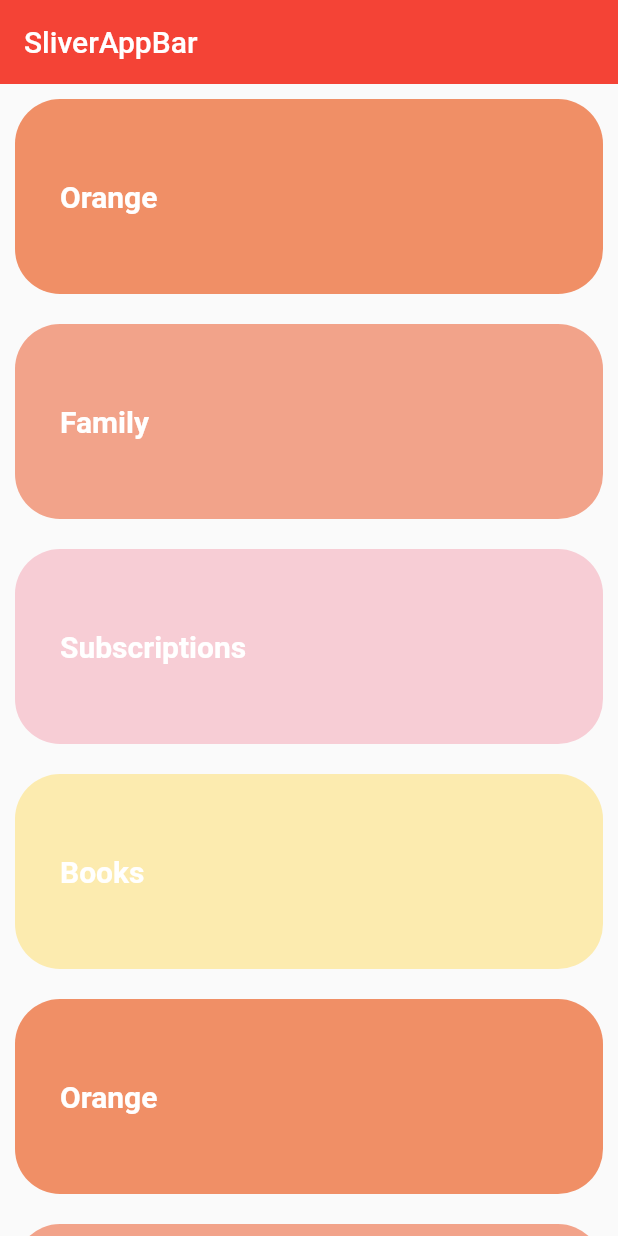
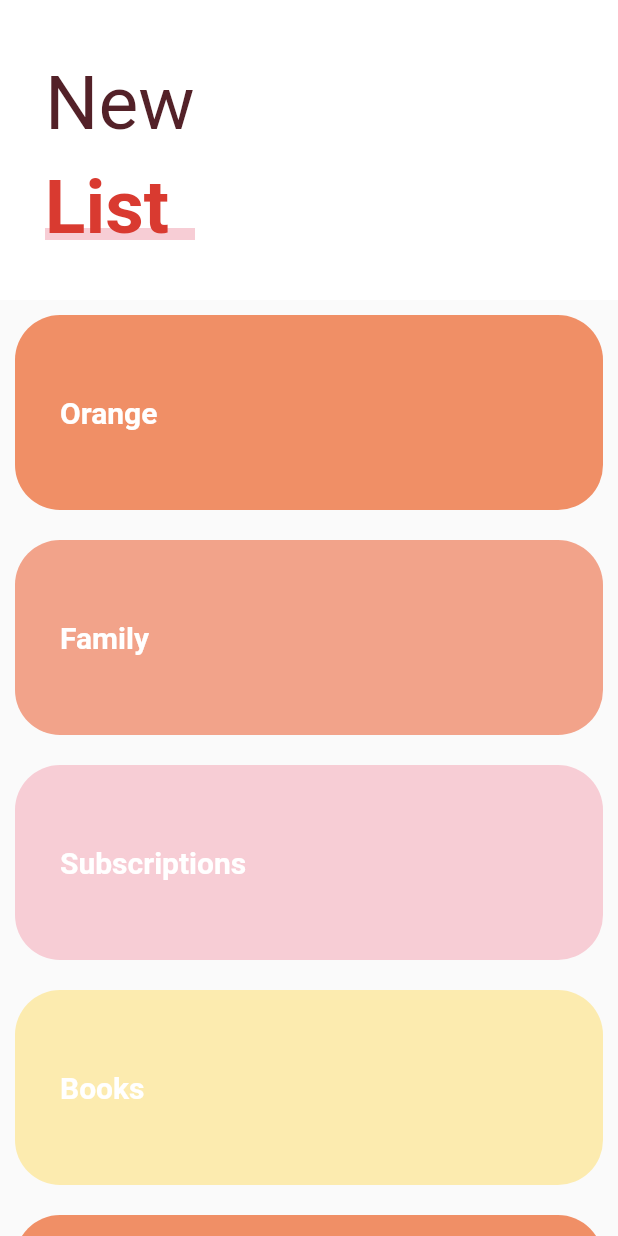
Before and after one commit to IDaMariusI/disenos_app, a Flutter app: the screen it shows after launch, on a phone screen of 412 x 824 dp. Run offline on Flutter 3.47's test engine with Material 2 defaults, Android fonts, the phone set to English and light mode, and no system bars; our stand-ins replace animate_do, flutter_svg, font_awesome_flutter.

Commit message:
113. SliverPersistentHeaderDelegate

```diff
--- a/lib/src/pages/sliver_list_page.dart
+++ b/lib/src/pages/sliver_list_page.dart
@@ -27,15 +27,59 @@ class _MainScroll extends StatelessWidget {
   Widget build(BuildContext context) {
     return CustomScrollView(
       slivers: <Widget>[
-        const SliverAppBar(
-          backgroundColor: Colors.red,
-          elevation: 0,
+        SliverPersistentHeader(
           floating: true,
-          title: Text('SliverAppBar'),
+          delegate: _SliverCustomHeaderDelegate(
+            maxHeight: 200,
+            minHeight: 170,
+            child: Container(
+              alignment: Alignment.centerLeft,
+              color: Colors.white,
+              child: _Title(),
+            ),
+          ),
         ),
-        SliverList(delegate: SliverChildListDelegate(items)),
+        SliverList(
+          delegate: SliverChildListDelegate(
+            [
+              ...items,
+              const SizedBox(height: 100),
+            ],
+          ),
+        ),
       ],
     );
+  }
+}
+
+class _SliverCustomHeaderDelegate extends SliverPersistentHeaderDelegate {
+  _SliverCustomHeaderDelegate({
+    required this.minHeight,
+    required this.maxHeight,
+    required this.child,
+  });
+
+  final double minHeight;
+  final double maxHeight;
+  final Widget child;
+
+  @override
+  Widget build(
+      BuildContext context, double shrinkOffset, bool overlapsContent) {
+    return SizedBox.expand(child: child);
+  }
+
+  @override
+  double get maxExtent => (minHeight > maxHeight) ? minHeight : maxHeight;
+
+  @override
+  double get minExtent => (minHeight < maxHeight) ? minHeight : maxHeight;
+
+  @override
+  bool shouldRebuild(_SliverCustomHeaderDelegate oldDelegate) {
+    return (maxHeight != oldDelegate.maxHeight ||
+        minHeight != oldDelegate.minHeight ||
+        child != oldDelegate.child);
   }
 }
 
```
